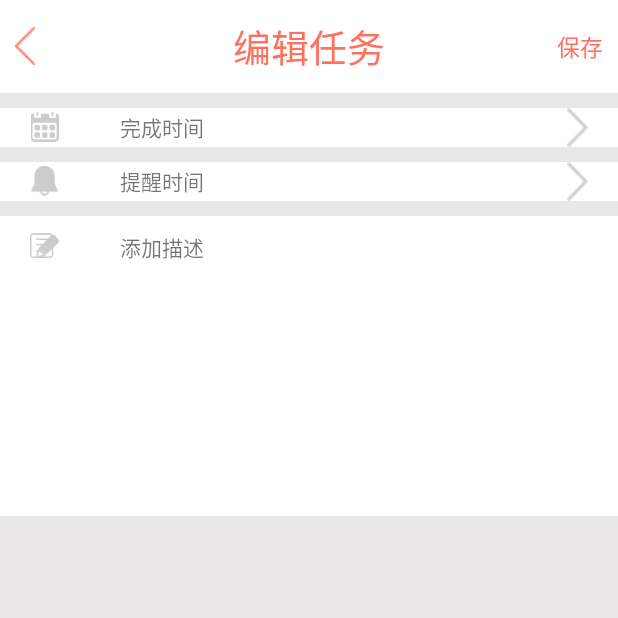
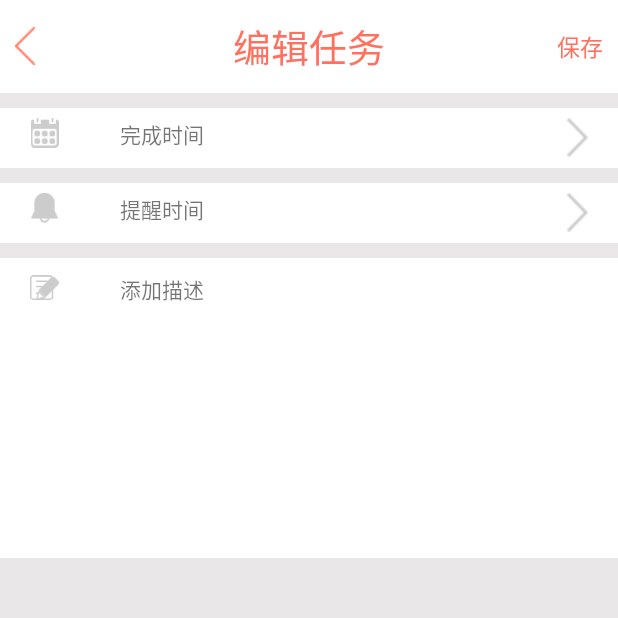
Before and after one commit to HyfSunshine/AndroidWeddingApp, an Android app: the EditTaskActivity screen opened directly, with no data from a screen before it, on a phone screen of 412 x 824 dp, the top half of it. Run offline under Robolectric (Android 15) with nearby library versions, the light colour scheme and no system bars.

Commit message:
0526程明明提交昨天的页面修改

```diff
--- a/WeddingApp/src/main/AndroidManifest.xml
+++ b/WeddingApp/src/main/AndroidManifest.xml
@@ -35,6 +35,8 @@
         </activity>
         <activity android:name="com.gemptc.wd.activities.EditTaskActivity">
         </activity>
+        <activity android:name="com.gemptc.wd.activities.KindsActivity">
+        </activity>
     </application>
 
 </manifest>
--- a/WeddingApp/src/main/java/com/gemptc/wd/activities/EditTaskActivity.java
+++ b/WeddingApp/src/main/java/com/gemptc/wd/activities/EditTaskActivity.java
@@ -46,6 +46,7 @@ public class EditTaskActivity extends AppCompatActivity {
                         /*et1.setText(DateFormat.format("yyy-MM-dd", c));*/
                     }
                 }, c.get(Calendar.YEAR), c.get(Calendar.MONTH), c.get(Calendar.DAY_OF_MONTH));
+                dialog.setIcon(R.drawable.icon_task_remind);
                 dialog.show();
             }
         });
--- a/WeddingApp/src/main/java/com/gemptc/wd/tools/DateTimePickDialogUtil.java
+++ b/WeddingApp/src/main/java/com/gemptc/wd/tools/DateTimePickDialogUtil.java
@@ -80,7 +80,7 @@ public class DateTimePickDialogUtil implements DatePicker.OnDateChangedListener,
                 .setIcon(R.drawable.icon_task_remind)
                 .setTitle(initDateTime)
                 .setView(dateTimeLayout)
-                .setPositiveButton("设置", new DialogInterface.OnClickListener() {
+                .setPositiveButton("设置提醒时间", new DialogInterface.OnClickListener() {
                     public void onClick(DialogInterface dialog, int whichButton) {
 
                     }
--- a/WeddingApp/src/main/res/drawable/tab_indicator.xml
+++ b/WeddingApp/src/main/res/drawable/tab_indicator.xml
@@ -2,8 +2,8 @@
     <item android:state_selected="false" android:state_pressed="false" android:drawable="@android:color/transparent" />
     <item android:state_selected="false" android:state_pressed="true" android:drawable="@android:color/transparent" />
 
-    <!-- <item android:state_selected="true"  android:state_pressed="false" android:drawable="@drawable/base_tabpager_indicator_selected" />
-      <item android:state_selected="true"  android:state_pressed="true" android:drawable="@drawable/base_tabpager_indicator_selected" />-->
+    <!-- <item android:state_selected="true"  android:state_pressed="false" android:drawable="@drawable/abc" />
+      <item android:state_selected="true"  android:state_pressed="true" android:drawable="@drawable/abc" />-->
 
 
 </selector>
--- a/WeddingApp/src/main/res/layout/activity_edit_task.xml
+++ b/WeddingApp/src/main/res/layout/activity_edit_task.xml
@@ -4,23 +4,25 @@
     xmlns:tools="http://schemas.android.com/tools"
     android:layout_width="match_parent"
     android:layout_height="match_parent"
+    android:background="@color/homebackgroudcolor"
     android:orientation="vertical"
-    android:background="@color/homebackgroudcolor"
     tools:context="com.gemptc.wd.activities.EditTaskActivity">
+
     <RelativeLayout
         android:layout_width="match_parent"
         android:layout_height="0dp"
         android:layout_weight="1"
         android:background="#fff"
         >
+
         <ImageButton
             android:layout_width="wrap_content"
             android:layout_height="wrap_content"
             android:layout_alignParentLeft="true"
             android:layout_centerVertical="true"
             android:layout_marginLeft="10dp"
+            android:layout_marginRight="10dp"
             android:background="#fff"
-            android:layout_marginRight="10dp"
             android:src="@drawable/btn_back_red"
             />
 
@@ -37,39 +39,43 @@
             android:layout_height="wrap_content"
             android:layout_alignParentRight="true"
             android:layout_centerVertical="true"
+            android:layout_marginRight="10dp"
             android:text="保存"
-            android:layout_marginRight="10dp"
             android:textColor="@color/textDown"
             android:textSize="15sp"/>
     </RelativeLayout>
+
     <LinearLayout
         android:layout_width="match_parent"
         android:layout_height="0dp"
+        android:layout_marginTop="10dp"
         android:layout_weight="12"
-        android:layout_marginTop="10dp"
         android:orientation="vertical">
+
         <RelativeLayout
             android:id="@+id/finishTimeRl"
             android:layout_width="match_parent"
-            android:layout_height="wrap_content"
+            android:layout_height="40dp"
             android:layout_marginBottom="10dp"
             android:background="#fff"
+            android:gravity="center"
             >
+
             <ImageView
                 android:id="@+id/finish_image"
                 android:layout_width="20dp"
                 android:layout_height="20dp"
                 android:layout_marginLeft="20dp"
                 android:layout_marginRight="20dp"
-                android:layout_centerVertical="true"
                 android:src="@drawable/icon_task_calendar_g"/>
+
             <TextView
                 android:layout_width="wrap_content"
                 android:layout_height="wrap_content"
+                android:layout_marginLeft="20dp"
                 android:layout_toRightOf="@+id/finish_image"
-                android:layout_centerVertical="true"
-                android:layout_marginLeft="20dp"
                 android:text="完成时间"/>
+
             <ImageView
                 android:layout_width="wrap_content"
                 android:layout_height="wrap_content"
@@ -77,28 +83,31 @@
                 android:layout_marginRight="20dp"
                 android:src="@drawable/arrow_right_g"/>
         </RelativeLayout>
+
         <RelativeLayout
             android:id="@+id/remindTimeRL"
             android:layout_width="match_parent"
-        android:layout_height="wrap_content"
+            android:layout_height="40dp"
             android:layout_marginBottom="10dp"
             android:background="#fff"
+            android:gravity="center"
             >
+
             <ImageView
                 android:id="@+id/remind_image"
                 android:layout_width="20dp"
                 android:layout_height="20dp"
-            android:layout_centerVertical="true"
                 android:layout_marginLeft="20dp"
                 android:layout_marginRight="20dp"
                 android:src="@drawable/icon_task_reminder_g"/>
+
             <TextView
                 android:layout_width="wrap_content"
                 android:layout_height="wrap_content"
+                android:layout_marginLeft="20dp"
                 android:layout_toRightOf="@+id/remind_image"
-            android:layout_centerVertical="true"
-            android:layout_marginLeft="20dp"
                 android:text="提醒时间"/>
+
             <ImageView
                 android:layout_width="wrap_content"
                 android:layout_height="wrap_content"
@@ -106,6 +115,7 @@
                 android:layout_marginRight="20dp"
                 android:src="@drawable/arrow_right_g"/>
         </RelativeLayout>
+
         <RelativeLayout
             android:id="@+id/descripe_text"
             android:layout_width="match_parent"
@@ -113,34 +123,37 @@
             android:layout_marginBottom="15dp"
             android:background="#fff"
             >
+
             <ImageView
                 android:id="@+id/descripe_image"
                 android:layout_width="20dp"
                 android:layout_height="20dp"
-                android:layout_marginTop="10dp"
                 android:layout_marginLeft="20dp"
                 android:layout_marginRight="20dp"
+                android:layout_marginTop="10dp"
                 android:src="@drawable/icon_task_note_edit"/>
+
             <TextView
+                android:id="@+id/descripe_textView"
                 android:layout_width="wrap_content"
                 android:layout_height="wrap_content"
+                android:layout_marginLeft="20dp"
+                android:layout_marginTop="10dp"
                 android:layout_toRightOf="@+id/descripe_image"
-                android:layout_marginTop="10dp"
-                android:layout_marginLeft="20dp"
-                android:text="添加描述"
-                android:id="@+id/descripe_textView"/>
+                android:text="添加描述"/>
 
             <EditText
+                android:id="@+id/editText"
                 android:layout_width="fill_parent"
                 android:layout_height="fill_parent"
-                android:id="@+id/editText"
-                android:textCursorDrawable="@null"
+                android:layout_alignParentTop="true"
                 android:background="@null"
                 android:gravity="top"
-                android:paddingTop="40dp"
                 android:paddingLeft="20dp"
                 android:paddingRight="20dp"
-                android:layout_alignParentTop="true"
+                android:paddingTop="40dp"
+                android:textCursorDrawable="@null"
+                android:textSize="13sp"
                 />
 
         </RelativeLayout>
@@ -148,5 +161,4 @@
     </LinearLayout>
 
 
-
 </LinearLayout>
--- a/WeddingApp/src/main/res/values/colors.xml
+++ b/WeddingApp/src/main/res/values/colors.xml
@@ -7,5 +7,5 @@
     <color name="textUp">#999999</color>
     <color name="homebackgroudcolor">#e9e7e7</color>
     <color name="tab_indicator">#999999</color>
-    <color name="tab_indicator2">#f1efef</color>
+    <color name="viewpager_indicator">#fccbcb</color>
 </resources>
```
Also changed, not shown: WeddingApp/src/main/java/com/gemptc/wd/activities/KindsActivity.java (added, +17 -0 lines), WeddingApp/src/main/java/com/gemptc/wd/tools/ViewPagerIndicator.java (added, +13 -0 lines), WeddingApp/src/main/res/layout/activity_home_wedding_task.xml (+9 -8 lines), WeddingApp/src/main/res/layout/activity_kinds.xml (added, +52 -0 lines). Lines whose indentation alone changed are shown as unchanged.
